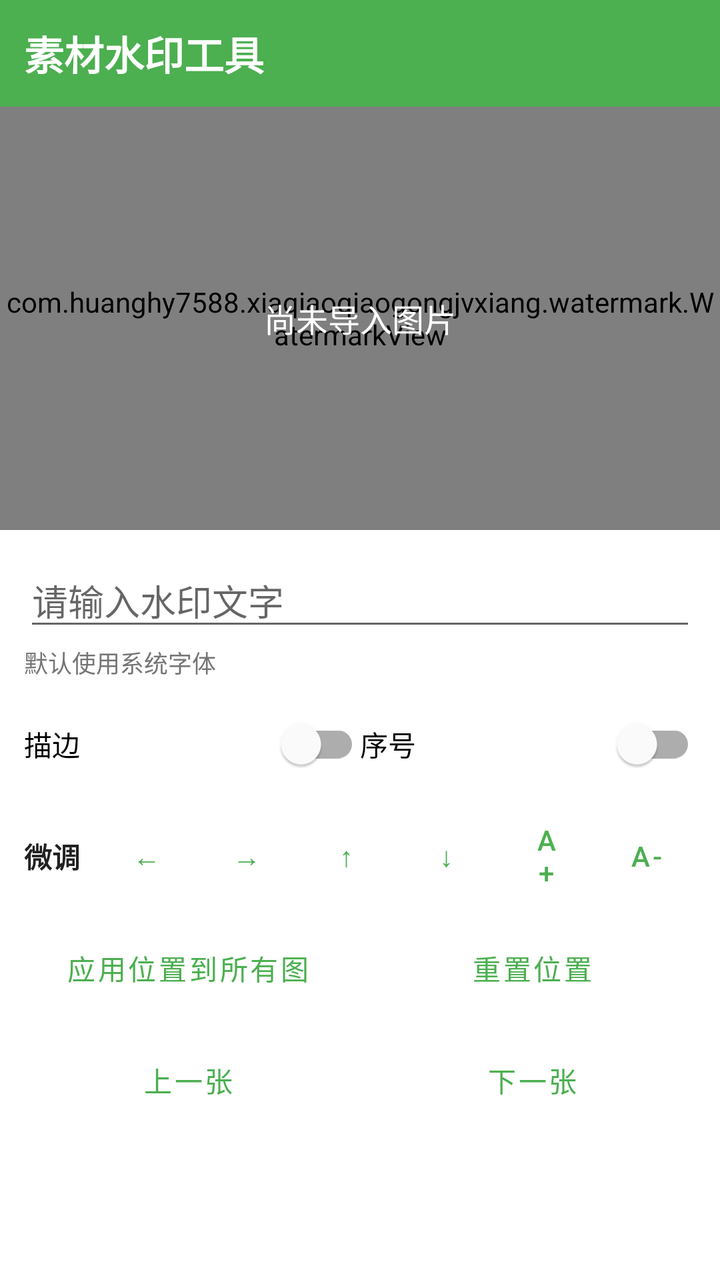
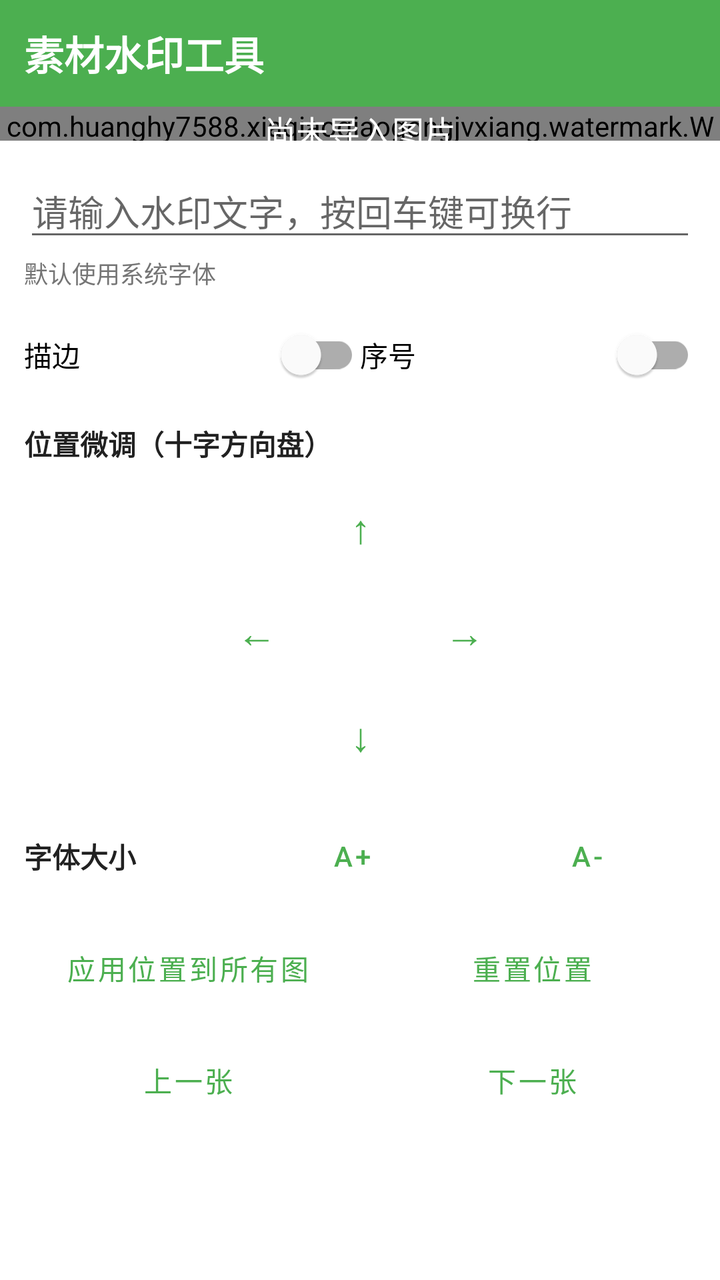

An Android layout rendered at two revisions. The XML below is the earlier revision; the diff shows what the commit changed to produce the second picture.
<!-- AndroidManifest.xml: application theme Theme.XiaQiaoQiao -->
<!-- res/layout/activity_watermark.xml -->
<?xml version="1.0" encoding="utf-8"?>
<LinearLayout xmlns:android="http://schemas.android.com/apk/res/android"
    android:layout_width="match_parent"
    android:layout_height="match_parent"
    android:background="@color/bg_page"
    android:orientation="vertical">

    
    <LinearLayout
        android:layout_width="match_parent"
        android:layout_height="wrap_content"
        android:background="@color/brand_primary"
        android:gravity="center_vertical"
        android:orientation="horizontal"
        android:padding="12dp">

        <TextView
            android:id="@+id/tv_title"
            android:layout_width="0dp"
            android:layout_height="wrap_content"
            android:layout_weight="1"
            android:text="@string/tool_watermark"
            android:textColor="@color/white"
            android:textSize="20sp"
            android:textStyle="bold" />

        <TextView
            android:id="@+id/tv_index"
            android:layout_width="wrap_content"
            android:layout_height="wrap_content"
            android:textColor="@color/white"
            android:textSize="14sp" />
    </LinearLayout>

    
    <FrameLayout
        android:layout_width="match_parent"
        android:layout_height="0dp"
        android:layout_weight="1"
        android:background="@color/black">

        <com.huanghy7588.xiaqiaoqiaogongjvxiang.watermark.WatermarkView
            android:id="@+id/watermark_view"
            android:layout_width="match_parent"
            android:layout_height="match_parent" />

        <TextView
            android:id="@+id/tv_no_image"
            android:layout_width="wrap_content"
            android:layout_height="wrap_content"
            android:layout_gravity="center"
            android:text="@string/wm_no_images"
            android:textColor="@color/white"
            android:textSize="16sp"
            android:visibility="visible" />
    </FrameLayout>

    
    <ScrollView
        android:layout_width="match_parent"
        android:layout_height="wrap_content"
        android:background="@color/bg_card">

        <LinearLayout
            android:layout_width="match_parent"
            android:layout_height="wrap_content"
            android:orientation="vertical"
            android:padding="12dp">

            
            <EditText
                android:id="@+id/et_text"
                android:layout_width="match_parent"
                android:layout_height="wrap_content"
                android:hint="@string/wm_input_hint"
                android:inputType="text"
                android:maxLines="1" />

            
            <TextView
                android:layout_width="wrap_content"
                android:layout_height="wrap_content"
                android:layout_marginTop="2dp"
                android:text="@string/wm_font_hint"
                android:textColor="@color/text_secondary"
                android:textSize="12sp" />

            
            <LinearLayout
                android:layout_width="match_parent"
                android:layout_height="wrap_content"
                android:layout_marginTop="8dp"
                android:orientation="horizontal">

                <com.google.android.material.switchmaterial.SwitchMaterial
                    android:id="@+id/sw_stroke"
                    android:layout_width="0dp"
                    android:layout_height="wrap_content"
                    android:layout_weight="1"
                    android:text="@string/wm_stroke" />

                <com.google.android.material.switchmaterial.SwitchMaterial
                    android:id="@+id/sw_numbering"
                    android:layout_width="0dp"
                    android:layout_height="wrap_content"
                    android:layout_weight="1"
                    android:text="@string/wm_numbering" />
            </LinearLayout>

            
            <LinearLayout
                android:layout_width="match_parent"
                android:layout_height="wrap_content"
                android:layout_marginTop="8dp"
                android:orientation="horizontal"
                android:gravity="center_vertical">

                <TextView
                    android:layout_width="wrap_content"
                    android:layout_height="wrap_content"
                    android:text="@string/wm_fine_tune"
                    android:textColor="@color/text_primary"
                    android:textStyle="bold" />

                
                <Button
                    android:id="@+id/btn_left"
                    style="@style/Widget.MaterialComponents.Button.OutlinedButton"
                    android:layout_width="0dp"
                    android:layout_height="wrap_content"
                    android:layout_marginStart="8dp"
                    android:layout_weight="1"
                    android:minWidth="0dp"
                    android:text="←" />

                
                <Button
                    android:id="@+id/btn_right"
                    style="@style/Widget.MaterialComponents.Button.OutlinedButton"
                    android:layout_width="0dp"
                    android:layout_height="wrap_content"
                    android:layout_weight="1"
                    android:minWidth="0dp"
                    android:text="→" />

                
                <Button
                    android:id="@+id/btn_up"
                    style="@style/Widget.MaterialComponents.Button.OutlinedButton"
                    android:layout_width="0dp"
                    android:layout_height="wrap_content"
                    android:layout_weight="1"
                    android:minWidth="0dp"
                    android:text="↑" />

                
                <Button
                    android:id="@+id/btn_down"
                    style="@style/Widget.MaterialComponents.Button.OutlinedButton"
                    android:layout_width="0dp"
                    android:layout_height="wrap_content"
                    android:layout_weight="1"
                    android:minWidth="0dp"
                    android:text="↓" />

                
                <Button
                    android:id="@+id/btn_bigger"
                    style="@style/Widget.MaterialComponents.Button.OutlinedButton"
                    android:layout_width="0dp"
                    android:layout_height="wrap_content"
                    android:layout_weight="1"
                    android:minWidth="0dp"
                    android:text="A+" />

                
                <Button
                    android:id="@+id/btn_smaller"
                    style="@style/Widget.MaterialComponents.Button.OutlinedButton"
                    android:layout_width="0dp"
                    android:layout_height="wrap_content"
                    android:layout_weight="1"
                    android:minWidth="0dp"
                    android:text="A-" />
            </LinearLayout>

            
            <LinearLayout
                android:layout_width="match_parent"
                android:layout_height="wrap_content"
                android:layout_marginTop="8dp"
                android:orientation="horizontal">

                <Button
                    android:id="@+id/btn_apply_all"
                    style="@style/Widget.MaterialComponents.Button.OutlinedButton"
                    android:layout_width="0dp"
                    android:layout_height="wrap_content"
                    android:layout_weight="1"
                    android:text="@string/wm_apply_to_all" />

                <Button
                    android:id="@+id/btn_reset"
                    style="@style/Widget.MaterialComponents.Button.OutlinedButton"
                    android:layout_width="0dp"
                    android:layout_height="wrap_content"
                    android:layout_weight="1"
                    android:layout_marginStart="8dp"
                    android:text="@string/wm_reset_pos" />
            </LinearLayout>

            
            <LinearLayout
                android:layout_width="match_parent"
                android:layout_height="wrap_content"
                android:layout_marginTop="8dp"
                android:orientation="horizontal">

                <Button
                    android:id="@+id/btn_prev"
                    style="@style/Widget.MaterialComponents.Button.OutlinedButton"
                    android:layout_width="0dp"
                    android:layout_height="wrap_content"
                    android:layout_weight="1"
                    android:text="@string/wm_prev" />

                <Button
                    android:id="@+id/btn_next"
                    style="@style/Widget.MaterialComponents.Button.OutlinedButton"
                    android:layout_width="0dp"
                    android:layout_height="wrap_content"
                    android:layout_weight="1"
                    android:layout_marginStart="8dp"
                    android:text="@string/wm_next" />
            </LinearLayout>

            
            <LinearLayout
                android:layout_width="match_parent"
                android:layout_height="wrap_content"
                android:layout_marginTop="8dp"
                android:orientation="horizontal">

                <Button
                    android:id="@+id/btn_import"
                    style="@style/Widget.XiaQiaoQiao.Button.Primary"
                    android:layout_width="0dp"
                    android:layout_height="wrap_content"
                    android:layout_weight="1"
                    android:text="@string/wm_import_images" />

                <Button
                    android:id="@+id/btn_export"
                    style="@style/Widget.XiaQiaoQiao.Button.Primary"
                    android:layout_width="0dp"
                    android:layout_height="wrap_content"
                    android:layout_weight="1"
                    android:layout_marginStart="8dp"
                    android:backgroundTint="@color/brand_accent"
                    android:text="@string/wm_export" />
            </LinearLayout>
        </LinearLayout>
    </ScrollView>
</LinearLayout>
<!-- resources referenced by this layout -->
<resources>
  <color name="bg_card">#FFFFFFFF</color>
  <color name="bg_page">#FFF5F5F5</color>
  <color name="black">#FF000000</color>
  <color name="brand_accent">#FFFFC107</color>
  <color name="brand_primary">#FF4CAF50</color>
  <color name="text_primary">#FF212121</color>
  <color name="text_secondary">#FF757575</color>
  <color name="white">#FFFFFFFF</color>
  <string name="tool_watermark">素材水印工具</string>
  <string name="wm_apply_to_all">应用位置到所有图</string>
  <string name="wm_export">导出水印图</string>
  <string name="wm_fine_tune">微调</string>
  <string name="wm_font_hint">默认使用系统字体</string>
  <string name="wm_import_images">导入图片</string>
  <string name="wm_input_hint">请输入水印文字</string>
  <string name="wm_next">下一张</string>
  <string name="wm_no_images">尚未导入图片</string>
  <string name="wm_numbering">序号</string>
  <string name="wm_prev">上一张</string>
  <string name="wm_reset_pos">重置位置</string>
  <string name="wm_stroke">描边</string>
  <style name="Widget.XiaQiaoQiao.Button.Primary" parent="Widget.MaterialComponents.Button">
          <item name="android:textSize">18sp</item>
          <item name="android:textStyle">bold</item>
          <item name="cornerRadius">12dp</item>
          <item name="android:minHeight">56dp</item>
          <item name="backgroundTint">@color/brand_primary</item>
      </style>
  <style name="Theme.XiaQiaoQiao" parent="Theme.MaterialComponents.Light.NoActionBar">
          <item name="colorPrimary">@color/brand_primary</item>
          <item name="colorPrimaryVariant">@color/brand_primary_dark</item>
          <item name="colorOnPrimary">@color/white</item>
          <item name="colorSecondary">@color/brand_accent</item>
          <item name="colorOnSecondary">@color/black</item>
          <item name="android:statusBarColor" tools:targetApi="l">@color/brand_primary_dark</item>
          <item name="android:windowBackground">@color/bg_page</item>
      </style>
  <color name="brand_primary_dark">#FF388E3C</color>
</resources>

<!-- the commit's change to res/layout/activity_watermark.xml (unified diff, before → after) -->
@@ -73,8 +73,10 @@
                 android:layout_width="match_parent"
                 android:layout_height="wrap_content"
                 android:hint="@string/wm_input_hint"
-                android:inputType="text"
-                android:maxLines="1" />
+                android:inputType="textMultiLine"
+                android:minLines="1"
+                android:maxLines="3"
+                android:gravity="top|start" />
 
             
             <TextView
@@ -108,77 +110,120 @@
             </LinearLayout>
 
             
-            <LinearLayout
-                android:layout_width="match_parent"
-                android:layout_height="wrap_content"
-                android:layout_marginTop="8dp"
-                android:orientation="horizontal"
-                android:gravity="center_vertical">
+            <TextView
+                android:layout_width="wrap_content"
+                android:layout_height="wrap_content"
+                android:layout_marginTop="10dp"
+                android:text="@string/wm_fine_tune_pos"
+                android:textColor="@color/text_primary"
+                android:textStyle="bold" />
+
+            <GridLayout
+                android:layout_width="wrap_content"
+                android:layout_height="wrap_content"
+                android:layout_gravity="center_horizontal"
+                android:layout_marginTop="6dp"
+                android:columnCount="3">
+
+                
+                <Space
+                    android:layout_width="52dp"
+                    android:layout_height="52dp" />
+
+                <Button
+                    android:id="@+id/btn_up"
+                    style="@style/Widget.MaterialComponents.Button.OutlinedButton"
+                    android:layout_width="52dp"
+                    android:layout_height="52dp"
+                    android:minWidth="0dp"
+                    android:minHeight="0dp"
+                    android:padding="0dp"
+                    android:text="↑"
+                    android:textSize="20sp" />
+
+                <Space
+                    android:layout_width="52dp"
+                    android:layout_height="52dp" />
+
+                
+                <Button
+                    android:id="@+id/btn_left"
+                    style="@style/Widget.MaterialComponents.Button.OutlinedButton"
+                    android:layout_width="52dp"
+                    android:layout_height="52dp"
+                    android:minWidth="0dp"
+                    android:minHeight="0dp"
+                    android:padding="0dp"
+                    android:text="←"
+                    android:textSize="20sp" />
+
+                <Space
+                    android:layout_width="52dp"
+                    android:layout_height="52dp" />
+
+                <Button
+                    android:id="@+id/btn_right"
+                    style="@style/Widget.MaterialComponents.Button.OutlinedButton"
+                    android:layout_width="52dp"
+                    android:layout_height="52dp"
+                    android:minWidth="0dp"
+                    android:minHeight="0dp"
+                    android:padding="0dp"
+                    android:text="→"
+                    android:textSize="20sp" />
+
+                
+                <Space
+                    android:layout_width="52dp"
+                    android:layout_height="52dp" />
+
+                <Button
+                    android:id="@+id/btn_down"
+                    style="@style/Widget.MaterialComponents.Button.OutlinedButton"
+                    android:layout_width="52dp"
+                    android:layout_height="52dp"
+                    android:minWidth="0dp"
+                    android:minHeight="0dp"
+                    android:padding="0dp"
+                    android:text="↓"
+                    android:textSize="20sp" />
+
+                <Space
+                    android:layout_width="52dp"
+                    android:layout_height="52dp" />
+            </GridLayout>
+
+            
+            <LinearLayout
+                android:layout_width="match_parent"
+                android:layout_height="wrap_content"
+                android:layout_marginTop="10dp"
+                android:gravity="center_vertical"
+                android:orientation="horizontal">
 
                 <TextView
-                    android:layout_width="wrap_content"
-                    android:layout_height="wrap_content"
-                    android:text="@string/wm_fine_tune"
+                    android:layout_width="0dp"
+                    android:layout_height="wrap_content"
+                    android:layout_weight="1"
+                    android:text="@string/wm_font_size"
                     android:textColor="@color/text_primary"
                     android:textStyle="bold" />
 
-                
-                <Button
-                    android:id="@+id/btn_left"
+                <Button
+                    android:id="@+id/btn_bigger"
+                    style="@style/Widget.MaterialComponents.Button.OutlinedButton"
+                    android:layout_width="0dp"
+                    android:layout_height="wrap_content"
+                    android:layout_weight="1"
+                    android:minWidth="0dp"
+                    android:text="A+" />
+
+                <Button
+                    android:id="@+id/btn_smaller"
                     style="@style/Widget.MaterialComponents.Button.OutlinedButton"
                     android:layout_width="0dp"
                     android:layout_height="wrap_content"
                     android:layout_marginStart="8dp"
-                    android:layout_weight="1"
-                    android:minWidth="0dp"
-                    android:text="←" />
-
-                
-                <Button
-                    android:id="@+id/btn_right"
-                    style="@style/Widget.MaterialComponents.Button.OutlinedButton"
-                    android:layout_width="0dp"
-                    android:layout_height="wrap_content"
-                    android:layout_weight="1"
-                    android:minWidth="0dp"
-                    android:text="→" />
-
-                
-                <Button
-                    android:id="@+id/btn_up"
-                    style="@style/Widget.MaterialComponents.Button.OutlinedButton"
-                    android:layout_width="0dp"
-                    android:layout_height="wrap_content"
-                    android:layout_weight="1"
-                    android:minWidth="0dp"
-                    android:text="↑" />
-
-                
-                <Button
-                    android:id="@+id/btn_down"
-                    style="@style/Widget.MaterialComponents.Button.OutlinedButton"
-                    android:layout_width="0dp"
-                    android:layout_height="wrap_content"
-                    android:layout_weight="1"
-                    android:minWidth="0dp"
-                    android:text="↓" />
-
-                
-                <Button
-                    android:id="@+id/btn_bigger"
-                    style="@style/Widget.MaterialComponents.Button.OutlinedButton"
-                    android:layout_width="0dp"
-                    android:layout_height="wrap_content"
-                    android:layout_weight="1"
-                    android:minWidth="0dp"
-                    android:text="A+" />
-
-                
-                <Button
-                    android:id="@+id/btn_smaller"
-                    style="@style/Widget.MaterialComponents.Button.OutlinedButton"
-                    android:layout_width="0dp"
-                    android:layout_height="wrap_content"
                     android:layout_weight="1"
                     android:minWidth="0dp"
                     android:text="A-" />
<!-- resource entries referenced after the edit -->
@@ -11,10 +11,11 @@
   <string name="tool_watermark">素材水印工具</string>
   <string name="wm_apply_to_all">应用位置到所有图</string>
   <string name="wm_export">导出水印图</string>
-  <string name="wm_fine_tune">微调</string>
+  <string name="wm_fine_tune_pos">位置微调（十字方向盘）</string>
   <string name="wm_font_hint">默认使用系统字体</string>
+  <string name="wm_font_size">字体大小</string>
   <string name="wm_import_images">导入图片</string>
-  <string name="wm_input_hint">请输入水印文字</string>
+  <string name="wm_input_hint">请输入水印文字，按回车键可换行</string>
   <string name="wm_next">下一张</string>
   <string name="wm_no_images">尚未导入图片</string>
   <string name="wm_numbering">序号</string>
